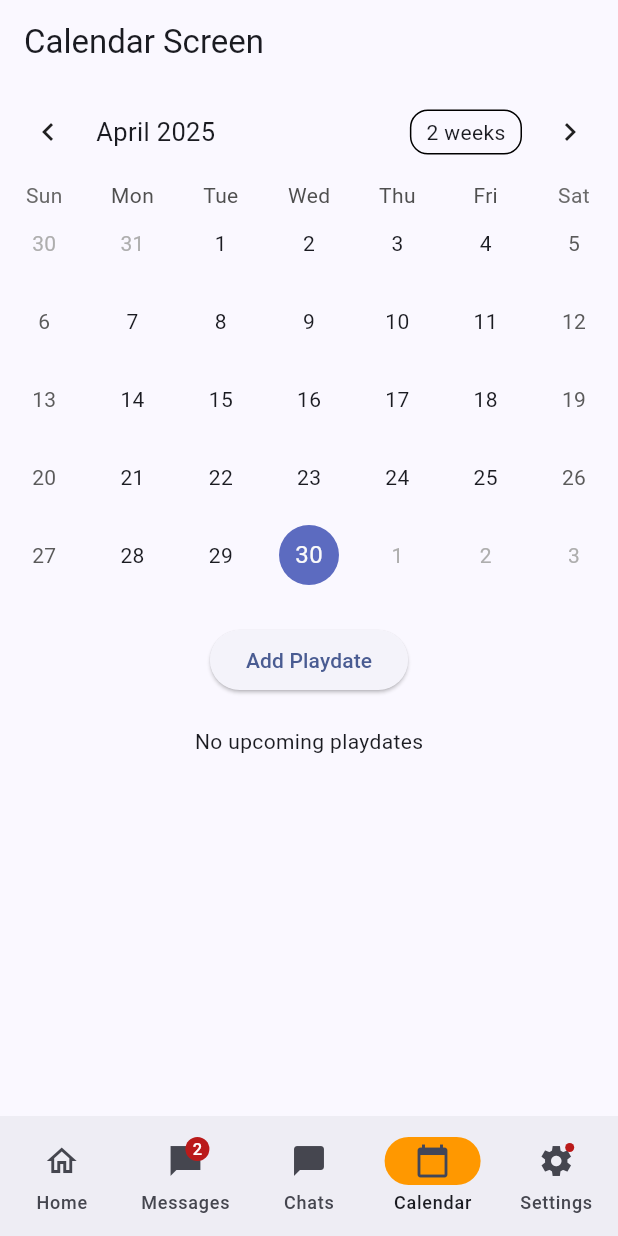
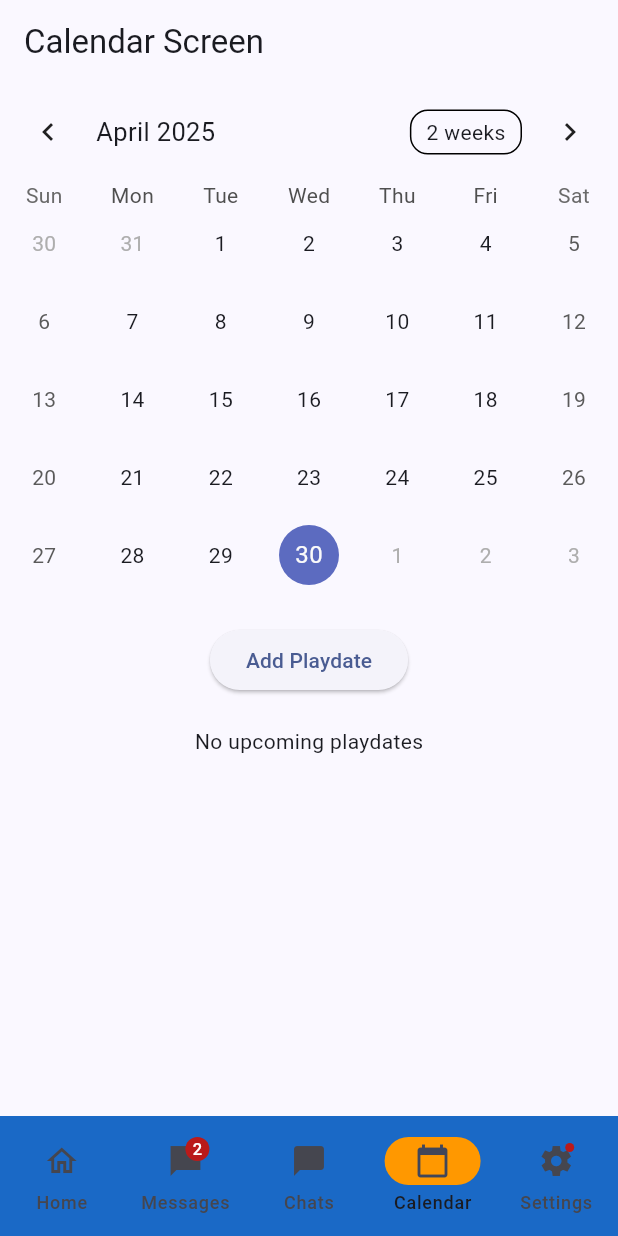
Before and after one commit to dinastyk/playpaws, a Flutter app: the NavigationExample screen opened directly, item 4 of the bottom bar chosen, on a phone screen of 412 x 824 dp. Run offline on Flutter 3.47's test engine with Material 3 defaults, Android fonts, the phone set to English and light mode, and no system bars; drawn by our look-alikes of table_calendar; our stand-ins replace carousel_slider, cloud_firestore, confetti, faker, firebase_auth, firebase_core and 4 more; accounts and stored records are empty.

Commit message:
more ui changes but we don't need to keep them

```diff
--- a/flutterDemo/lib/screens/navigation_bar.dart
+++ b/flutterDemo/lib/screens/navigation_bar.dart
@@ -67,6 +67,7 @@ class _NavigationExampleState extends State<NavigationExample> {
             // }
           });
         },
+        backgroundColor: const Color(0xFF1A69C6),
         indicatorColor: Colors.orange,
         selectedIndex: currentPageIndex,
         destinations: const <Widget>[
```
